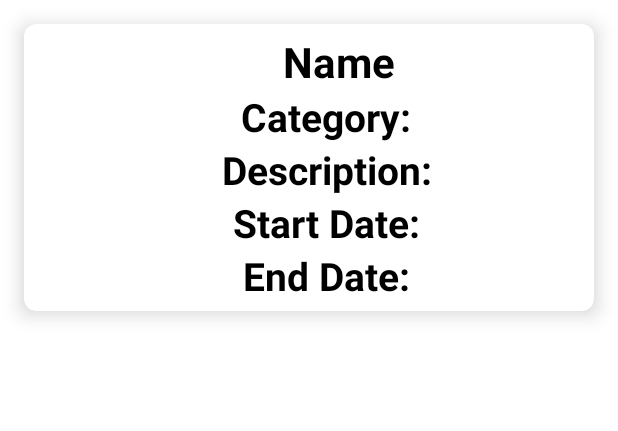
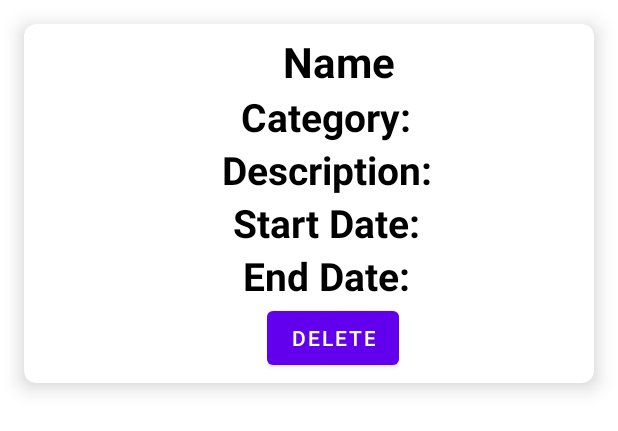
Before and after one commit to MikolajCieslik/Habitary, an Android app: the layout tasks_rv.xml on its own in the app's theme, with its tools: preview values and no code run, on a phone screen of 412 x 824 dp. Shown: the top 431 px of the screen. Run offline under Robolectric (Android 15) with nearby library versions, the phone set to English and light mode, and no system bars.

Commit message:
Tasks temporary commit

```diff
--- a/app/src/main/java/com/example/habitary/model/Habit.java
+++ b/app/src/main/java/com/example/habitary/model/Habit.java
@@ -6,7 +6,7 @@ import com.google.firebase.firestore.DocumentReference;
 import java.util.ArrayList;
 import java.util.List;
 
-public class Habit {
+public class Habit extends HabitsId{
     String name;
     String description;
     ArrayList<String> frequency;
--- a/app/src/main/java/com/example/habitary/model/Task.java
+++ b/app/src/main/java/com/example/habitary/model/Task.java
@@ -3,7 +3,7 @@ package com.example.habitary.model;
 import com.google.firebase.Timestamp;
 import com.google.firebase.firestore.DocumentReference;
 
-public class Task {
+public class Task extends TasksId {
 
     String name;
     String category;
--- a/app/src/main/res/layout/tasks_rv.xml
+++ b/app/src/main/res/layout/tasks_rv.xml
@@ -132,6 +132,18 @@
 
         </LinearLayout>
 
+        <LinearLayout
+            android:layout_width="wrap_content"
+            android:layout_height="wrap_content"
+            android:layout_gravity="center"
+            android:orientation="horizontal">
+        <Button
+            android:id="@+id/deleteButton"
+            android:layout_width="match_parent"
+            android:layout_height="wrap_content"
+            android:text="DELETE" />
+
+        </LinearLayout>
 
 
     </LinearLayout>
```
Also changed, not shown: app/src/main/java/com/example/habitary/HabitRVAdapter.java (+17 -0 lines), app/src/main/java/com/example/habitary/TaskRVAdapter.java (+26 -0 lines), app/src/main/java/com/example/habitary/fragment/HabitsFragment.java (+20 -8 lines), app/src/main/java/com/example/habitary/model/HabitsId.java (added, +15 -0 lines), app/src/main/java/com/example/habitary/model/TasksId.java (added, +15 -0 lines).
